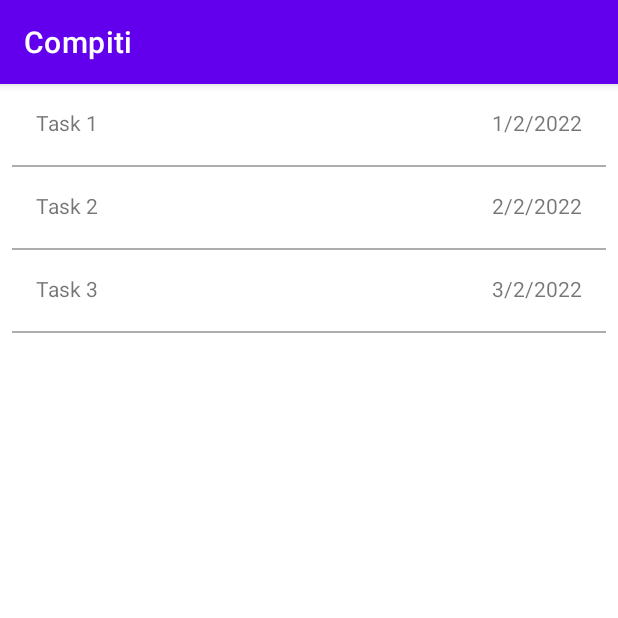
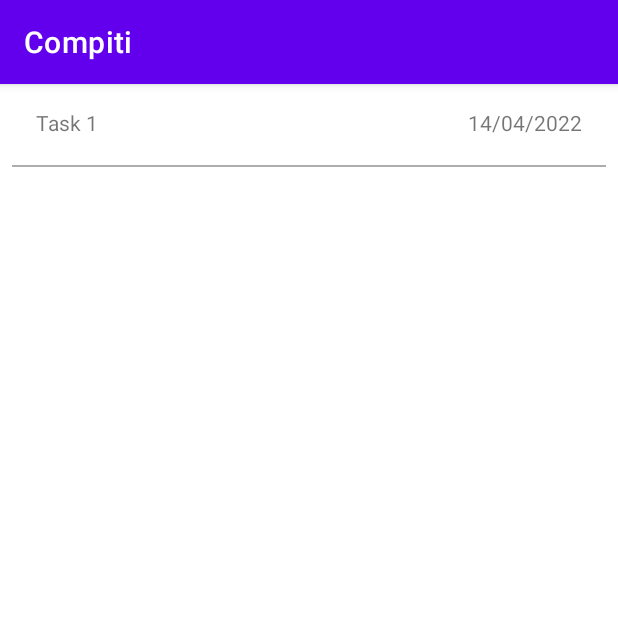
Before and after one commit to rodrigoCodDev/Compiti, an Android app: the fragment FirstFragment shown on its own in the app's theme, on a phone screen of 412 x 824 dp, the top half of it. Run offline under Robolectric (Android 15) with nearby library versions, the phone set to English and light mode, and no system bars.

Commit message:
Create TaskDAO

```diff
--- a/app/src/main/java/com/rcoddev/compiti/adapter/TaskAdapter.java
+++ b/app/src/main/java/com/rcoddev/compiti/adapter/TaskAdapter.java
@@ -1,6 +1,5 @@
 package com.rcoddev.compiti.adapter;
 
-import android.util.Log;
 import android.view.LayoutInflater;
 import android.view.View;
 import android.view.ViewGroup;
@@ -36,7 +35,7 @@ public class TaskAdapter extends RecyclerView.Adapter<TaskAdapter.TaskViewHolder
         Task task = taskList.get(position);
 
         holder.name.setText(task.getName());
-        holder.date.setText(task.getDate());
+        holder.date.setText(task.getFormattedDate());
 
         holder.itemView.setOnClickListener(new View.OnClickListener() {
             @Override
--- a/app/src/main/java/com/rcoddev/compiti/fragment/FirstFragment.java
+++ b/app/src/main/java/com/rcoddev/compiti/fragment/FirstFragment.java
@@ -20,6 +20,7 @@ import com.rcoddev.compiti.databinding.FragmentFirstBinding;
 import com.rcoddev.compiti.model.Task;
 
 import java.util.ArrayList;
+import java.util.Date;
 import java.util.List;
 
 public class FirstFragment extends Fragment {
@@ -68,9 +69,7 @@ public class FirstFragment extends Fragment {
     private void loadList() {
         // Test
         List<Task> list = new ArrayList<>();
-        list.add(new Task((long) 1, "Task 1", "", "1/2/2022"));
-        list.add(new Task((long) 2, "Task 2", "", "2/2/2022"));
-        list.add(new Task((long) 3, "Task 3", "", "3/2/2022"));
+        list.add(new Task((long) 1, "Task 1", "", new Date()));
 
         taskAdapter = new TaskAdapter(list);
 
--- a/app/src/main/java/com/rcoddev/compiti/model/Task.java
+++ b/app/src/main/java/com/rcoddev/compiti/model/Task.java
@@ -1,14 +1,17 @@
 package com.rcoddev.compiti.model;
+
+import java.text.SimpleDateFormat;
+import java.util.Date;
 
 public class Task {
     private Long id;
     private String name;
     private String annotation;
-    private String date;
+    private Date date;
 
     public Task() {}
 
-    public Task(Long id, String name, String annotation, String date) {
+    public Task(Long id, String name, String annotation, Date date) {
         this.id = id;
         this.name = name;
         this.annotation = annotation;
@@ -39,11 +42,18 @@ public class Task {
         this.annotation = annotation;
     }
 
-    public String getDate() {
+    public Date getDate() {
         return date;
     }
 
-    public void setDate(String date) {
+    public void setDate(Date date) {
         this.date = date;
     }
+
+    public String getFormattedDate() {
+        SimpleDateFormat sdf = new SimpleDateFormat("dd/MM/yyyy");
+        String date = sdf.format( this.getDate() );
+
+        return date;
+    }
 }
```
Also changed, not shown: app/src/main/java/com/rcoddev/compiti/dao/ITaskDAO.java (added, +12 -0 lines), app/src/main/java/com/rcoddev/compiti/dao/TaskDAO.java (added, +116 -0 lines).
